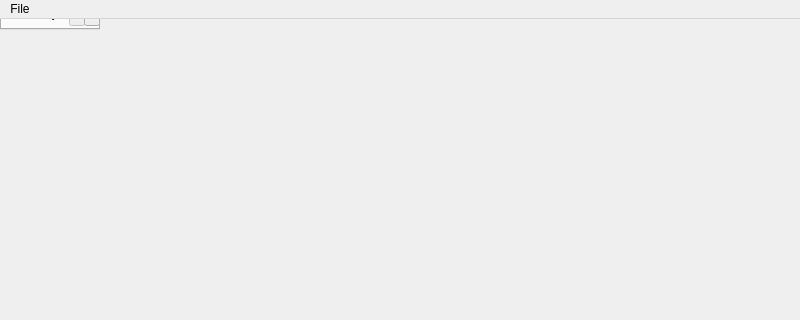
First picture: the form in GridEditor/lqgrideditor.ui, repository hundlab/LongQt, before the edit; both pictures show x 0 to 800 and y 0 to 320 of the 800 by 600 pixel window.
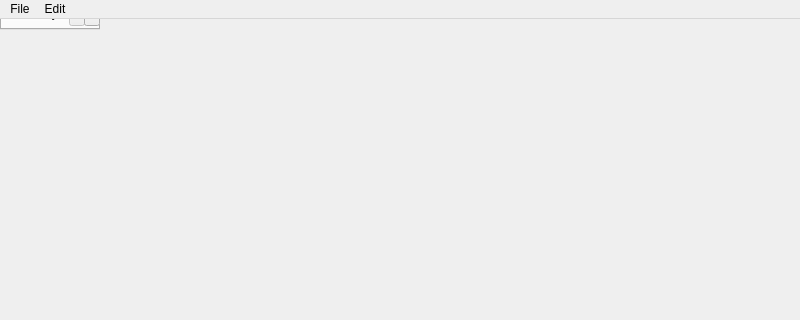
Second picture: the form after the edit. Custom widgets are drawn as their Qt base class.

Patch:
```diff
--- a/GridEditor/lqgrideditor.ui
+++ b/GridEditor/lqgrideditor.ui
@@ -46,7 +46,15 @@
     <addaction name="actionSave"/>
     <addaction name="actionSave_As"/>
    </widget>
+   <widget class="QMenu" name="menuEdit">
+    <property name="title">
+     <string>Edit</string>
+    </property>
+    <addaction name="separator"/>
+    <addaction name="actionSet_Conductivities"/>
+   </widget>
    <addaction name="menuFile"/>
+   <addaction name="menuEdit"/>
   </widget>
   <widget class="QStatusBar" name="statusbar"/>
   <action name="actionNew">
```
Left out of the diff: 5 changed lines with no effect on the pictures.
